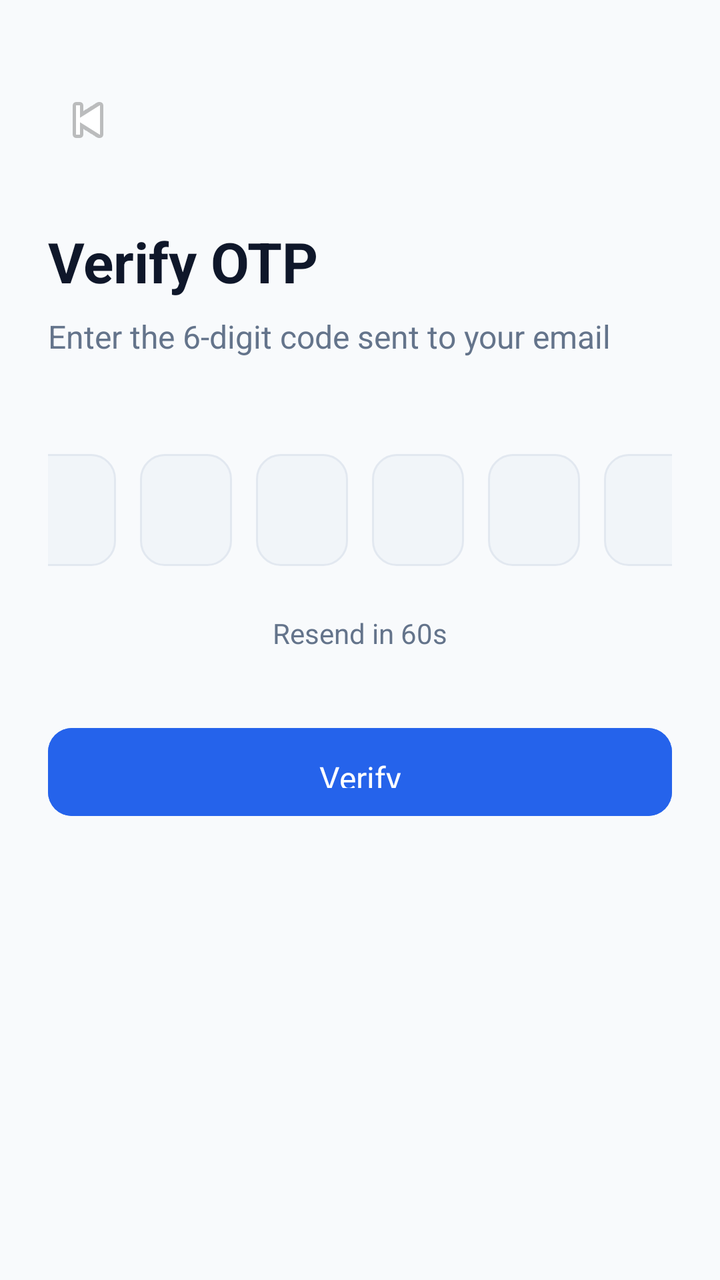
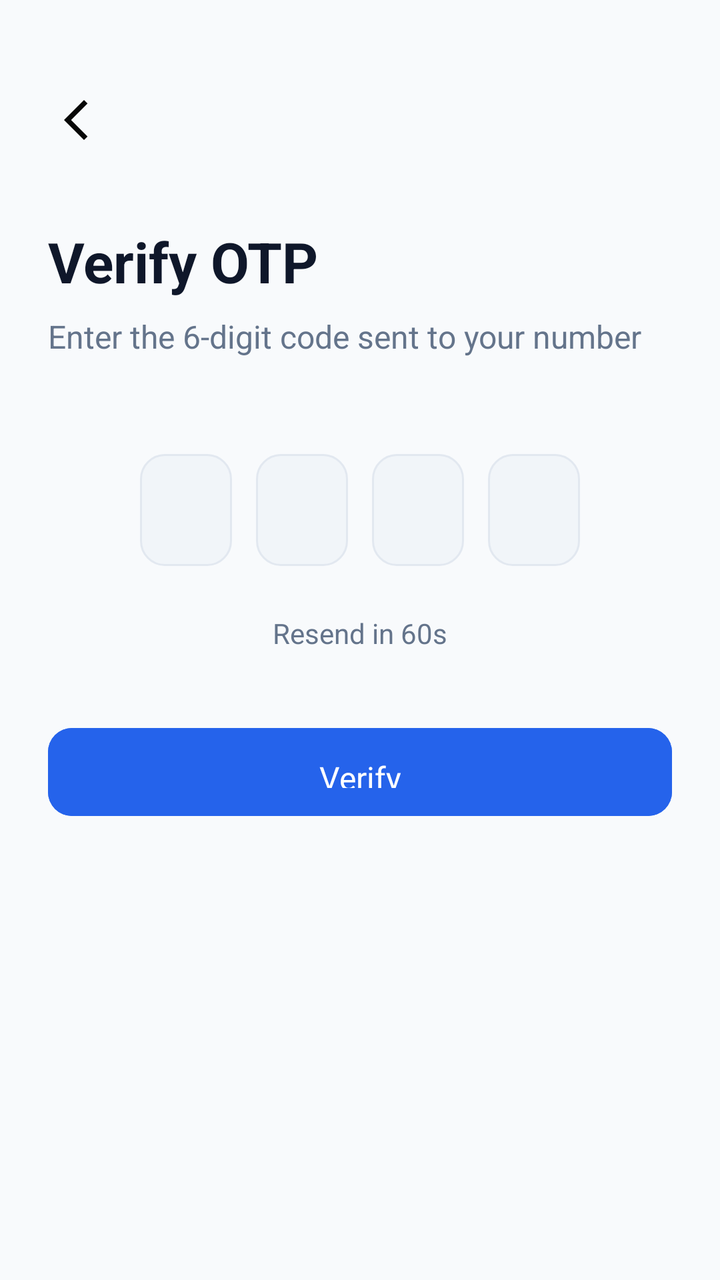

Two renders of the same Android screen: before a commit and after it. Below are the layout's source before the change and the commit's diff.
<!-- AndroidManifest.xml: application theme Theme.HomeSweetHome -->
<!-- res/layout/activity_otp_verification.xml -->
<?xml version="1.0" encoding="utf-8"?>
<androidx.constraintlayout.widget.ConstraintLayout
    xmlns:android="http://schemas.android.com/apk/res/android"
    xmlns:app="http://schemas.android.com/apk/res-auto"
    android:layout_width="match_parent"
    android:layout_height="match_parent"
    android:background="@color/background"
    android:padding="24dp">

    <ImageButton
        android:id="@+id/btn_back"
        android:layout_width="40dp"
        android:layout_height="40dp"
        android:src="@android:drawable/ic_media_previous"
        android:background="?attr/selectableItemBackgroundBorderless"
        android:contentDescription="Back"
        app:layout_constraintStart_toStartOf="parent"
        app:layout_constraintTop_toTopOf="parent"
        android:layout_marginTop="16dp"/>

    <TextView
        android:id="@+id/tv_title"
        android:layout_width="0dp"
        android:layout_height="wrap_content"
        android:text="@string/otp_title"
        android:textColor="@color/text_primary"
        android:textSize="28sp"
        android:textStyle="bold"
        android:layout_marginTop="32dp"
        app:layout_constraintEnd_toEndOf="parent"
        app:layout_constraintStart_toStartOf="parent"
        app:layout_constraintTop_toBottomOf="@id/btn_back"/>

    <TextView
        android:id="@+id/tv_subtitle"
        android:layout_width="0dp"
        android:layout_height="wrap_content"
        android:text="Enter the 6-digit code sent to your email"
        android:textColor="@color/text_secondary"
        android:textSize="16sp"
        android:layout_marginTop="8dp"
        app:layout_constraintEnd_toEndOf="parent"
        app:layout_constraintStart_toStartOf="parent"
        app:layout_constraintTop_toBottomOf="@id/tv_title"/>

    
    <LinearLayout
        android:id="@+id/otp_container"
        android:layout_width="wrap_content"
        android:layout_height="wrap_content"
        android:orientation="horizontal"
        android:gravity="center"
        android:layout_marginTop="48dp"
        app:layout_constraintEnd_toEndOf="parent"
        app:layout_constraintStart_toStartOf="parent"
        app:layout_constraintTop_toBottomOf="@id/tv_subtitle">

        <EditText android:id="@+id/et_otp1" style="@style/OtpBox"/>
        <EditText android:id="@+id/et_otp2" style="@style/OtpBox"/>
        <EditText android:id="@+id/et_otp3" style="@style/OtpBox"/>
        <EditText android:id="@+id/et_otp4" style="@style/OtpBox"/>
        <EditText android:id="@+id/et_otp5" style="@style/OtpBox"/>
        <EditText android:id="@+id/et_otp6" style="@style/OtpBox"/>

    </LinearLayout>

    
    <TextView
        android:id="@+id/tv_timer"
        android:layout_width="wrap_content"
        android:layout_height="wrap_content"
        android:text="Resend in 60s"
        android:textColor="@color/text_secondary"
        android:textSize="14sp"
        android:layout_marginTop="24dp"
        app:layout_constraintEnd_toEndOf="parent"
        app:layout_constraintStart_toStartOf="parent"
        app:layout_constraintTop_toBottomOf="@id/otp_container"/>

    
    <LinearLayout
        android:id="@+id/ll_resend"
        android:layout_width="wrap_content"
        android:layout_height="wrap_content"
        android:orientation="horizontal"
        android:visibility="gone"
        android:layout_marginTop="24dp"
        app:layout_constraintEnd_toEndOf="parent"
        app:layout_constraintStart_toStartOf="parent"
        app:layout_constraintTop_toBottomOf="@id/tv_timer">

        <TextView
            android:layout_width="wrap_content"
            android:layout_height="wrap_content"
            android:text="@string/resend_otp"
            android:textColor="@color/text_secondary"
            android:textSize="15sp"/>

        <TextView
            android:id="@+id/tv_resend"
            android:layout_width="wrap_content"
            android:layout_height="wrap_content"
            android:text="@string/resend"
            android:textColor="@color/primary"
            android:textSize="15sp"
            android:textStyle="bold"
            android:clickable="true"
            android:focusable="true"/>
    </LinearLayout>

    <com.google.android.material.button.MaterialButton
        android:id="@+id/btn_verify"
        style="@style/Widget.HomeSweetHome.Button.Primary"
        android:layout_width="0dp"
        android:layout_height="56dp"
        android:text="@string/btn_verify"
        android:layout_marginTop="32dp"
        app:layout_constraintEnd_toEndOf="parent"
        app:layout_constraintStart_toStartOf="parent"
        app:layout_constraintTop_toBottomOf="@id/ll_resend"/>

    <ProgressBar
        android:id="@+id/progress_bar"
        android:layout_width="wrap_content"
        android:layout_height="wrap_content"
        android:visibility="gone"
        android:layout_marginTop="8dp"
        app:layout_constraintEnd_toEndOf="parent"
        app:layout_constraintStart_toStartOf="parent"
        app:layout_constraintTop_toBottomOf="@id/btn_verify"/>

</androidx.constraintlayout.widget.ConstraintLayout>
<!-- resources referenced by this layout -->
<resources>
  <color name="background">#F8FAFC</color>
  <color name="primary">#2563EB</color>
  <color name="text_primary">#0F172A</color>
  <color name="text_secondary">#64748B</color>
  <string name="btn_verify">Verify</string>
  <string name="otp_title">Verify OTP</string>
  <string name="resend">Resend</string>
  <string name="resend_otp">Didn\'t receive it? </string>
  <style name="OtpBox">
          <item name="android:layout_width">46dp</item>
          <item name="android:layout_height">56dp</item>
          <item name="android:layout_marginHorizontal">6dp</item>
          <item name="android:background">@drawable/bg_otp_box</item>
          <item name="android:gravity">center</item>
          <item name="android:inputType">number</item>
          <item name="android:maxLength">1</item>
          <item name="android:textSize">22sp</item>
          <item name="android:textColor">@color/text_primary</item>
          <item name="android:textStyle">bold</item>
          <item name="android:cursorVisible">false</item>
      </style>
  <style name="Widget.HomeSweetHome.Button.Primary" parent="Widget.MaterialComponents.Button">
          <item name="android:backgroundTint">@color/primary</item>
          <item name="android:textColor">@color/white</item>
          <item name="android:textSize">16sp</item>
          <item name="android:textAllCaps">false</item>
          <item name="android:letterSpacing">0</item>
          <item name="cornerRadius">12dp</item>
          <item name="android:paddingTop">14dp</item>
          <item name="android:paddingBottom">14dp</item>
          <item name="android:elevation">0dp</item>
          <item name="android:stateListAnimator">@null</item>
      </style>
  <style name="Theme.HomeSweetHome" parent="Theme.MaterialComponents.Light.NoActionBar">
          <item name="colorPrimary">@color/primary</item>
          <item name="colorPrimaryDark">@color/primary_dark</item>
          <item name="colorAccent">@color/accent</item>
          <item name="android:windowBackground">@color/background</item>
          <item name="android:statusBarColor">@color/background</item>
          <item name="android:windowLightStatusBar">true</item>
          <item name="android:fontFamily">sans-serif</item>
      </style>
  <!-- drawable bg_otp_box (drawable) -->
  <?xml version="1.0" encoding="utf-8"?>
  <selector xmlns:android="http://schemas.android.com/apk/res/android">
      <item android:state_focused="true">
          <shape android:shape="rectangle">
              <solid android:color="@color/white"/>
              <stroke android:width="2dp" android:color="@color/primary"/>
              <corners android:radius="12dp"/>
          </shape>
      </item>
      <item>
          <shape android:shape="rectangle">
              <solid android:color="@color/input_bg"/>
              <stroke android:width="1dp" android:color="@color/divider"/>
              <corners android:radius="12dp"/>
          </shape>
      </item>
  </selector>
  <color name="white">#FFFFFF</color>
  <color name="primary_dark">#1D4ED8</color>
  <color name="accent">#10B981</color>
  <color name="input_bg">#F1F5F9</color>
  <color name="divider">#E2E8F0</color>
</resources>

<!-- the commit's change to res/layout/activity_otp_verification.xml (unified diff, before → after) -->
@@ -11,7 +11,7 @@
         android:id="@+id/btn_back"
         android:layout_width="40dp"
         android:layout_height="40dp"
-        android:src="@android:drawable/ic_media_previous"
+        android:src="@drawable/arrow_back"
         android:background="?attr/selectableItemBackgroundBorderless"
         android:contentDescription="Back"
         app:layout_constraintStart_toStartOf="parent"
@@ -35,7 +35,7 @@
         android:id="@+id/tv_subtitle"
         android:layout_width="0dp"
         android:layout_height="wrap_content"
-        android:text="Enter the 6-digit code sent to your email"
+        android:text="Enter the 6-digit code sent to your number"
         android:textColor="@color/text_secondary"
         android:textSize="16sp"
         android:layout_marginTop="8dp"
@@ -59,8 +59,6 @@
         <EditText android:id="@+id/et_otp2" style="@style/OtpBox"/>
         <EditText android:id="@+id/et_otp3" style="@style/OtpBox"/>
         <EditText android:id="@+id/et_otp4" style="@style/OtpBox"/>
-        <EditText android:id="@+id/et_otp5" style="@style/OtpBox"/>
-        <EditText android:id="@+id/et_otp6" style="@style/OtpBox"/>
 
     </LinearLayout>
 
<!-- resource entries referenced after the edit -->
@@ -4,6 +4,16 @@
   <color name="primary">#2563EB</color>
   <color name="text_primary">#0F172A</color>
   <color name="text_secondary">#64748B</color>
+  <!-- drawable arrow_back (drawable) -->
+  <vector xmlns:android="http://schemas.android.com/apk/res/android"
+      android:width="24dp"
+      android:height="24dp"
+      android:viewportWidth="960"
+      android:viewportHeight="960">
+    <path
+        android:pathData="M400,880 L0,480l400,-400 71,71 -329,329 329,329 -71,71Z"
+        android:fillColor="#070707"/>
+  </vector>
   <string name="btn_verify">Verify</string>
   <string name="otp_title">Verify OTP</string>
   <string name="resend">Resend</string>
